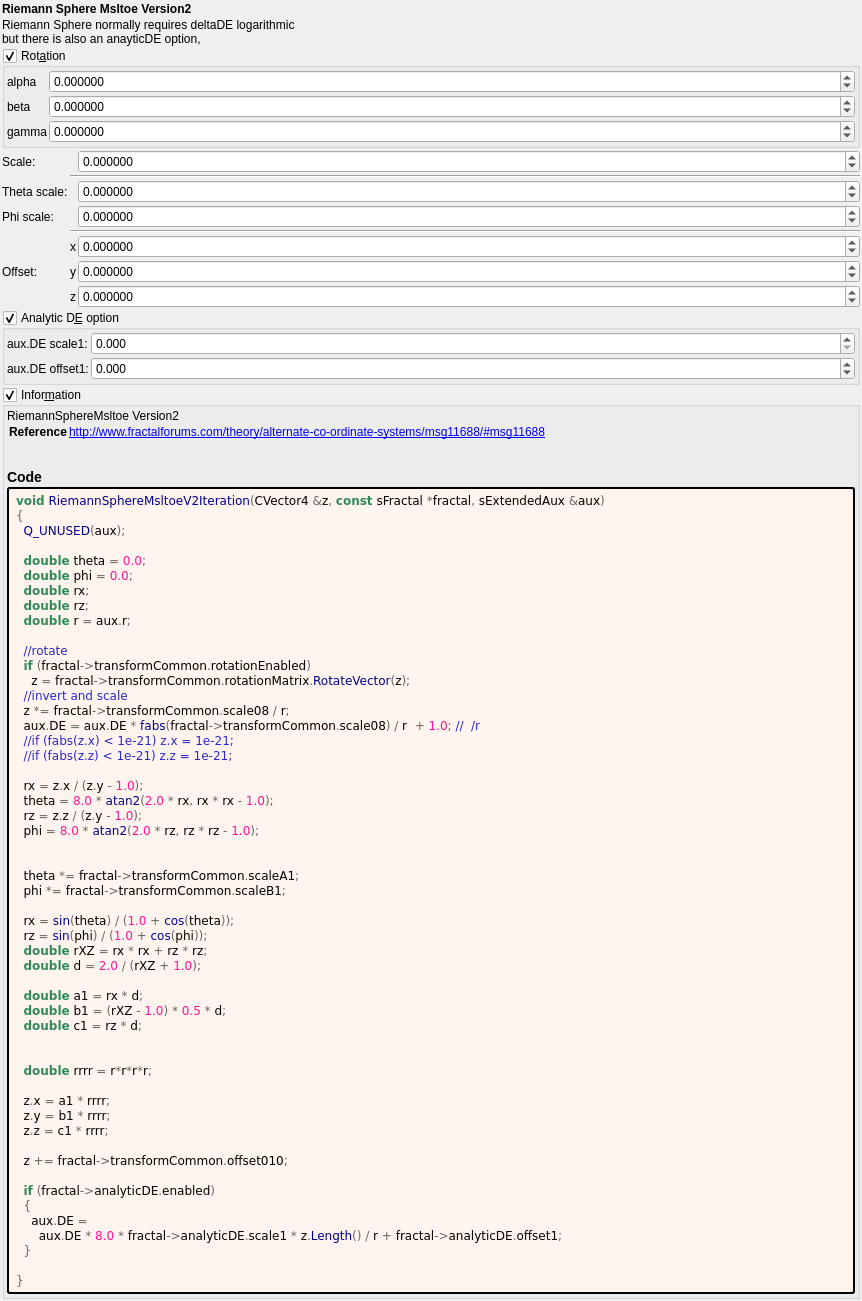
This is mandelbulber2/formula/ui/riemann_sphere_msltoe_v2.ui in buddhi1980/mandelbulber2 as Qt 5 draws it before an edit. The edited form follows.
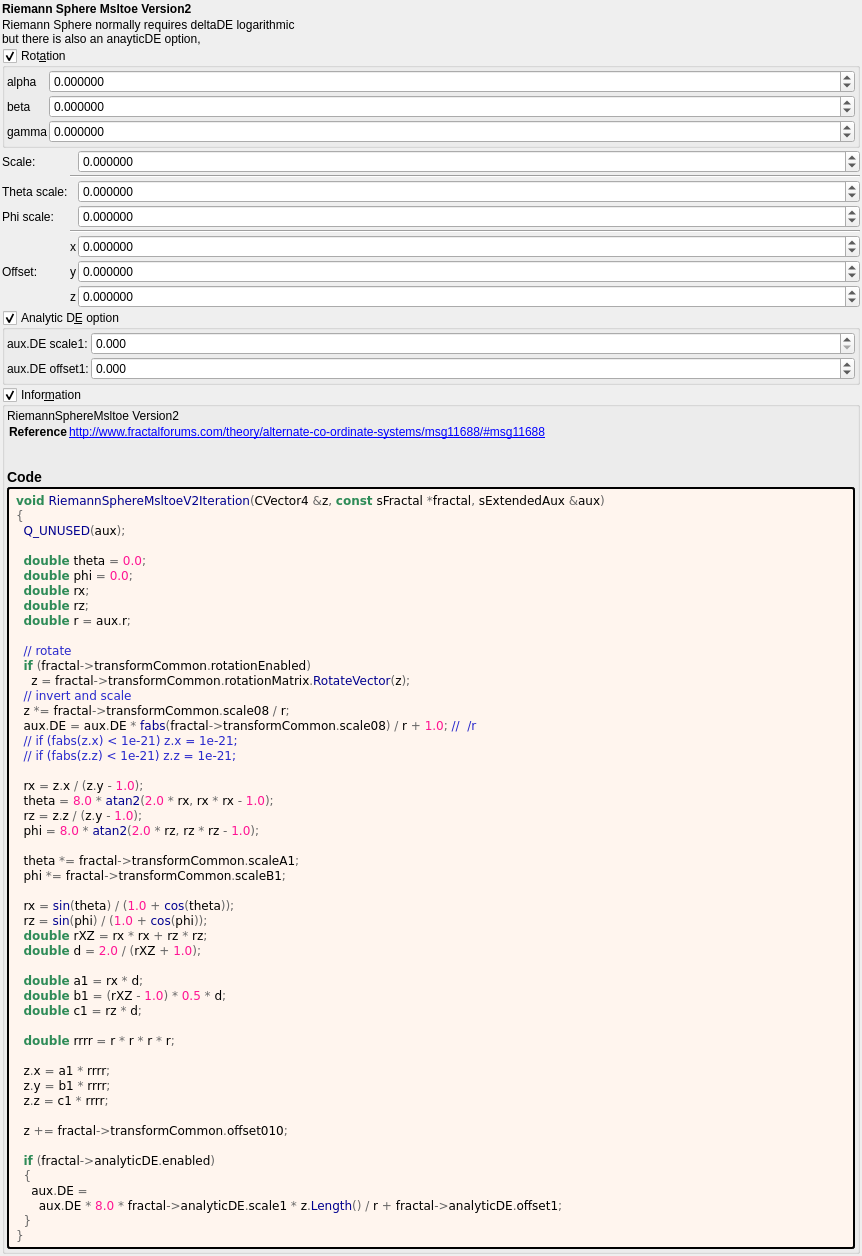
This is the edited form. Custom widgets are drawn as their Qt base class.

Diff of the .ui file:
```diff
--- a/mandelbulber2/formula/ui/riemann_sphere_msltoe_v2.ui
+++ b/mandelbulber2/formula/ui/riemann_sphere_msltoe_v2.ui
@@ -598,21 +598,20 @@
   &lt;span style=&quot;color:#2e8b57; font-weight:bold&quot;&gt;double&lt;/span&gt; rz&lt;span style=&quot;color:#676767&quot;&gt;;&lt;/span&gt;
   &lt;span style=&quot;color:#2e8b57; font-weight:bold&quot;&gt;double&lt;/span&gt; r &lt;span style=&quot;color:#676767&quot;&gt;=&lt;/span&gt; aux&lt;span style=&quot;color:#676767&quot;&gt;.&lt;/span&gt;r&lt;span style=&quot;color:#676767&quot;&gt;;&lt;/span&gt;
 
-  &lt;span style=&quot;color:#2929cc&quot;&gt;//rotate&lt;/span&gt;
+  &lt;span style=&quot;color:#2929cc&quot;&gt;// rotate&lt;/span&gt;
   &lt;span style=&quot;color:#2e8b57; font-weight:bold&quot;&gt;if&lt;/span&gt; &lt;span style=&quot;color:#676767&quot;&gt;(&lt;/span&gt;fractal&lt;span style=&quot;color:#676767&quot;&gt;-&amp;gt;&lt;/span&gt;transformCommon&lt;span style=&quot;color:#676767&quot;&gt;.&lt;/span&gt;rotationEnabled&lt;span style=&quot;color:#676767&quot;&gt;)&lt;/span&gt;
     z &lt;span style=&quot;color:#676767&quot;&gt;=&lt;/span&gt; fractal&lt;span style=&quot;color:#676767&quot;&gt;-&amp;gt;&lt;/span&gt;transformCommon&lt;span style=&quot;color:#676767&quot;&gt;.&lt;/span&gt;rotationMatrix&lt;span style=&quot;color:#676767&quot;&gt;.&lt;/span&gt;&lt;span style=&quot;color:#00008f&quot;&gt;RotateVector&lt;/span&gt;&lt;span style=&quot;color:#676767&quot;&gt;(&lt;/span&gt;z&lt;span style=&quot;color:#676767&quot;&gt;);&lt;/span&gt;
-  &lt;span style=&quot;color:#2929cc&quot;&gt;//invert and scale&lt;/span&gt;
+  &lt;span style=&quot;color:#2929cc&quot;&gt;// invert and scale&lt;/span&gt;
   z &lt;span style=&quot;color:#676767&quot;&gt;*=&lt;/span&gt; fractal&lt;span style=&quot;color:#676767&quot;&gt;-&amp;gt;&lt;/span&gt;transformCommon&lt;span style=&quot;color:#676767&quot;&gt;.&lt;/span&gt;scale08 &lt;span style=&quot;color:#676767&quot;&gt;/&lt;/span&gt; r&lt;span style=&quot;color:#676767&quot;&gt;;&lt;/span&gt;
-  aux&lt;span style=&quot;color:#676767&quot;&gt;.&lt;/span&gt;DE &lt;span style=&quot;color:#676767&quot;&gt;=&lt;/span&gt; aux&lt;span style=&quot;color:#676767&quot;&gt;.&lt;/span&gt;DE &lt;span style=&quot;color:#676767&quot;&gt;*&lt;/span&gt; &lt;span style=&quot;color:#00008f&quot;&gt;fabs&lt;/span&gt;&lt;span style=&quot;color:#676767&quot;&gt;(&lt;/span&gt;fractal&lt;span style=&quot;color:#676767&quot;&gt;-&amp;gt;&lt;/span&gt;transformCommon&lt;span style=&quot;color:#676767&quot;&gt;.&lt;/span&gt;scale08&lt;span style=&quot;color:#676767&quot;&gt;) /&lt;/span&gt; r  &lt;span style=&quot;color:#676767&quot;&gt;+&lt;/span&gt; &lt;span style=&quot;color:#ff1493&quot;&gt;1.0&lt;/span&gt;&lt;span style=&quot;color:#676767&quot;&gt;;&lt;/span&gt; &lt;span style=&quot;color:#2929cc&quot;&gt;//  /r&lt;/span&gt;
-  &lt;span style=&quot;color:#2929cc&quot;&gt;//if (fabs(z.x) &amp;lt; 1e-21) z.x = 1e-21;&lt;/span&gt;
-  &lt;span style=&quot;color:#2929cc&quot;&gt;//if (fabs(z.z) &amp;lt; 1e-21) z.z = 1e-21;&lt;/span&gt;
+  aux&lt;span style=&quot;color:#676767&quot;&gt;.&lt;/span&gt;DE &lt;span style=&quot;color:#676767&quot;&gt;=&lt;/span&gt; aux&lt;span style=&quot;color:#676767&quot;&gt;.&lt;/span&gt;DE &lt;span style=&quot;color:#676767&quot;&gt;*&lt;/span&gt; &lt;span style=&quot;color:#00008f&quot;&gt;fabs&lt;/span&gt;&lt;span style=&quot;color:#676767&quot;&gt;(&lt;/span&gt;fractal&lt;span style=&quot;color:#676767&quot;&gt;-&amp;gt;&lt;/span&gt;transformCommon&lt;span style=&quot;color:#676767&quot;&gt;.&lt;/span&gt;scale08&lt;span style=&quot;color:#676767&quot;&gt;) /&lt;/span&gt; r &lt;span style=&quot;color:#676767&quot;&gt;+&lt;/span&gt; &lt;span style=&quot;color:#ff1493&quot;&gt;1.0&lt;/span&gt;&lt;span style=&quot;color:#676767&quot;&gt;;&lt;/span&gt; &lt;span style=&quot;color:#2929cc&quot;&gt;//  /r&lt;/span&gt;
+  &lt;span style=&quot;color:#2929cc&quot;&gt;// if (fabs(z.x) &amp;lt; 1e-21) z.x = 1e-21;&lt;/span&gt;
+  &lt;span style=&quot;color:#2929cc&quot;&gt;// if (fabs(z.z) &amp;lt; 1e-21) z.z = 1e-21;&lt;/span&gt;
 
   rx &lt;span style=&quot;color:#676767&quot;&gt;=&lt;/span&gt; z&lt;span style=&quot;color:#676767&quot;&gt;.&lt;/span&gt;x &lt;span style=&quot;color:#676767&quot;&gt;/ (&lt;/span&gt;z&lt;span style=&quot;color:#676767&quot;&gt;.&lt;/span&gt;y &lt;span style=&quot;color:#676767&quot;&gt;-&lt;/span&gt; &lt;span style=&quot;color:#ff1493&quot;&gt;1.0&lt;/span&gt;&lt;span style=&quot;color:#676767&quot;&gt;);&lt;/span&gt;
   theta &lt;span style=&quot;color:#676767&quot;&gt;=&lt;/span&gt; &lt;span style=&quot;color:#ff1493&quot;&gt;8.0&lt;/span&gt; &lt;span style=&quot;color:#676767&quot;&gt;*&lt;/span&gt; &lt;span style=&quot;color:#00008f&quot;&gt;atan2&lt;/span&gt;&lt;span style=&quot;color:#676767&quot;&gt;(&lt;/span&gt;&lt;span style=&quot;color:#ff1493&quot;&gt;2.0&lt;/span&gt; &lt;span style=&quot;color:#676767&quot;&gt;*&lt;/span&gt; rx&lt;span style=&quot;color:#676767&quot;&gt;,&lt;/span&gt; rx &lt;span style=&quot;color:#676767&quot;&gt;*&lt;/span&gt; rx &lt;span style=&quot;color:#676767&quot;&gt;-&lt;/span&gt; &lt;span style=&quot;color:#ff1493&quot;&gt;1.0&lt;/span&gt;&lt;span style=&quot;color:#676767&quot;&gt;);&lt;/span&gt;
   rz &lt;span style=&quot;color:#676767&quot;&gt;=&lt;/span&gt; z&lt;span style=&quot;color:#676767&quot;&gt;.&lt;/span&gt;z &lt;span style=&quot;color:#676767&quot;&gt;/ (&lt;/span&gt;z&lt;span style=&quot;color:#676767&quot;&gt;.&lt;/span&gt;y &lt;span style=&quot;color:#676767&quot;&gt;-&lt;/span&gt; &lt;span style=&quot;color:#ff1493&quot;&gt;1.0&lt;/span&gt;&lt;span style=&quot;color:#676767&quot;&gt;);&lt;/span&gt;
   phi &lt;span style=&quot;color:#676767&quot;&gt;=&lt;/span&gt; &lt;span style=&quot;color:#ff1493&quot;&gt;8.0&lt;/span&gt; &lt;span style=&quot;color:#676767&quot;&gt;*&lt;/span&gt; &lt;span style=&quot;color:#00008f&quot;&gt;atan2&lt;/span&gt;&lt;span style=&quot;color:#676767&quot;&gt;(&lt;/span&gt;&lt;span style=&quot;color:#ff1493&quot;&gt;2.0&lt;/span&gt; &lt;span style=&quot;color:#676767&quot;&gt;*&lt;/span&gt; rz&lt;span style=&quot;color:#676767&quot;&gt;,&lt;/span&gt; rz &lt;span style=&quot;color:#676767&quot;&gt;*&lt;/span&gt; rz &lt;span style=&quot;color:#676767&quot;&gt;-&lt;/span&gt; &lt;span style=&quot;color:#ff1493&quot;&gt;1.0&lt;/span&gt;&lt;span style=&quot;color:#676767&quot;&gt;);&lt;/span&gt;
 
-
   theta &lt;span style=&quot;color:#676767&quot;&gt;*=&lt;/span&gt; fractal&lt;span style=&quot;color:#676767&quot;&gt;-&amp;gt;&lt;/span&gt;transformCommon&lt;span style=&quot;color:#676767&quot;&gt;.&lt;/span&gt;scaleA1&lt;span style=&quot;color:#676767&quot;&gt;;&lt;/span&gt;
   phi &lt;span style=&quot;color:#676767&quot;&gt;*=&lt;/span&gt; fractal&lt;span style=&quot;color:#676767&quot;&gt;-&amp;gt;&lt;/span&gt;transformCommon&lt;span style=&quot;color:#676767&quot;&gt;.&lt;/span&gt;scaleB1&lt;span style=&quot;color:#676767&quot;&gt;;&lt;/span&gt;
 
@@ -625,8 +624,7 @@
   &lt;span style=&quot;color:#2e8b57; font-weight:bold&quot;&gt;double&lt;/span&gt; b1 &lt;span style=&quot;color:#676767&quot;&gt;= (&lt;/span&gt;rXZ &lt;span style=&quot;color:#676767&quot;&gt;-&lt;/span&gt; &lt;span style=&quot;color:#ff1493&quot;&gt;1.0&lt;/span&gt;&lt;span style=&quot;color:#676767&quot;&gt;) *&lt;/span&gt; &lt;span style=&quot;color:#ff1493&quot;&gt;0.5&lt;/span&gt; &lt;span style=&quot;color:#676767&quot;&gt;*&lt;/span&gt; d&lt;span style=&quot;color:#676767&quot;&gt;;&lt;/span&gt;
   &lt;span style=&quot;color:#2e8b57; font-weight:bold&quot;&gt;double&lt;/span&gt; c1 &lt;span style=&quot;color:#676767&quot;&gt;=&lt;/span&gt; rz &lt;span style=&quot;color:#676767&quot;&gt;*&lt;/span&gt; d&lt;span style=&quot;color:#676767&quot;&gt;;&lt;/span&gt;
 
-
-  &lt;span style=&quot;color:#2e8b57; font-weight:bold&quot;&gt;double&lt;/span&gt; rrrr &lt;span style=&quot;color:#676767&quot;&gt;=&lt;/span&gt; r&lt;span style=&quot;color:#676767&quot;&gt;*&lt;/span&gt;r&lt;span style=&quot;color:#676767&quot;&gt;*&lt;/span&gt;r&lt;span style=&quot;color:#676767&quot;&gt;*&lt;/span&gt;r&lt;span style=&quot;color:#676767&quot;&gt;;&lt;/span&gt;
+  &lt;span style=&quot;color:#2e8b57; font-weight:bold&quot;&gt;double&lt;/span&gt; rrrr &lt;span style=&quot;color:#676767&quot;&gt;=&lt;/span&gt; r &lt;span style=&quot;color:#676767&quot;&gt;*&lt;/span&gt; r &lt;span style=&quot;color:#676767&quot;&gt;*&lt;/span&gt; r &lt;span style=&quot;color:#676767&quot;&gt;*&lt;/span&gt; r&lt;span style=&quot;color:#676767&quot;&gt;;&lt;/span&gt;
 
   z&lt;span style=&quot;color:#676767&quot;&gt;.&lt;/span&gt;x &lt;span style=&quot;color:#676767&quot;&gt;=&lt;/span&gt; a1 &lt;span style=&quot;color:#676767&quot;&gt;*&lt;/span&gt; rrrr&lt;span style=&quot;color:#676767&quot;&gt;;&lt;/span&gt;
   z&lt;span style=&quot;color:#676767&quot;&gt;.&lt;/span&gt;y &lt;span style=&quot;color:#676767&quot;&gt;=&lt;/span&gt; b1 &lt;span style=&quot;color:#676767&quot;&gt;*&lt;/span&gt; rrrr&lt;span style=&quot;color:#676767&quot;&gt;;&lt;/span&gt;
@@ -639,7 +637,6 @@
     aux&lt;span style=&quot;color:#676767&quot;&gt;.&lt;/span&gt;DE &lt;span style=&quot;color:#676767&quot;&gt;=&lt;/span&gt;
       aux&lt;span style=&quot;color:#676767&quot;&gt;.&lt;/span&gt;DE &lt;span style=&quot;color:#676767&quot;&gt;*&lt;/span&gt; &lt;span style=&quot;color:#ff1493&quot;&gt;8.0&lt;/span&gt; &lt;span style=&quot;color:#676767&quot;&gt;*&lt;/span&gt; fractal&lt;span style=&quot;color:#676767&quot;&gt;-&amp;gt;&lt;/span&gt;analyticDE&lt;span style=&quot;color:#676767&quot;&gt;.&lt;/span&gt;scale1 &lt;span style=&quot;color:#676767&quot;&gt;*&lt;/span&gt; z&lt;span style=&quot;color:#676767&quot;&gt;.&lt;/span&gt;&lt;span style=&quot;color:#00008f&quot;&gt;Length&lt;/span&gt;&lt;span style=&quot;color:#676767&quot;&gt;() /&lt;/span&gt; r &lt;span style=&quot;color:#676767&quot;&gt;+&lt;/span&gt; fractal&lt;span style=&quot;color:#676767&quot;&gt;-&amp;gt;&lt;/span&gt;analyticDE&lt;span style=&quot;color:#676767&quot;&gt;.&lt;/span&gt;offset1&lt;span style=&quot;color:#676767&quot;&gt;;&lt;/span&gt;
   &lt;span style=&quot;color:#676767&quot;&gt;}&lt;/span&gt;
-
 &lt;span style=&quot;color:#676767&quot;&gt;}&lt;/span&gt;
 &lt;/pre&gt;
 &lt;/body&gt;</string>
```
